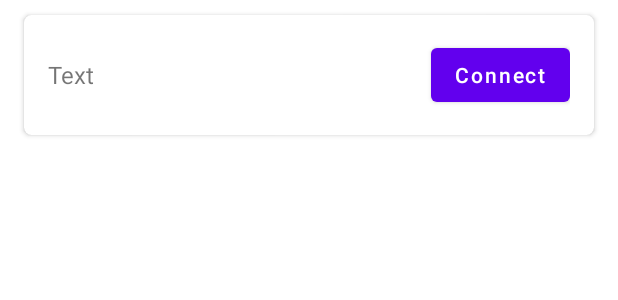
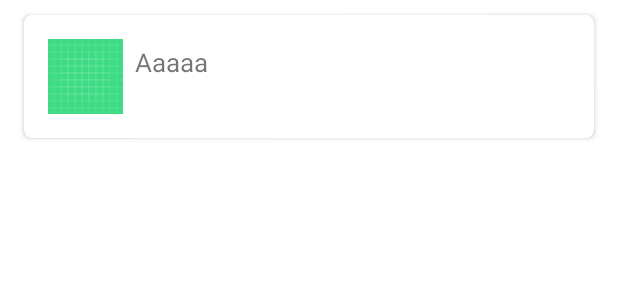
Before and after one commit to Std1o/OAuthSample, an Android app: the layout item_friend.xml on its own in the app's theme, with its tools: preview values and no code run, on a phone screen of 412 x 824 dp. Shown: the top 300 px of the screen. Run offline under Robolectric (Android 15) with nearby library versions, the phone set to English and light mode, and no system bars.

Commit message:
upd friend list

```diff
--- a/app/build.gradle
+++ b/app/build.gradle
@@ -58,4 +58,7 @@ dependencies {
     //Navigation
     implementation("androidx.navigation:navigation-fragment-ktx:2.5.3")
     implementation("androidx.navigation:navigation-ui-ktx:2.5.3")
+    //Glide
+    implementation 'com.github.bumptech.glide:glide:4.13.0'
+    annotationProcessor 'com.github.bumptech.glide:compiler:4.13.0'
 }
--- a/app/src/main/java/com/stdio/oauthsample/domain/models/Friend.kt
+++ b/app/src/main/java/com/stdio/oauthsample/domain/models/Friend.kt
@@ -6,4 +6,5 @@ data class Friend(
     val id: Int,
     @SerializedName("first_name") val firstName: String,
     @SerializedName("last_name") val lastName: String,
+    @SerializedName("photo_200_orig") val photo: String
 )
--- a/app/src/main/java/com/stdio/oauthsample/presentation/viewmodel/MainViewModel.kt
+++ b/app/src/main/java/com/stdio/oauthsample/presentation/viewmodel/MainViewModel.kt
@@ -19,9 +19,9 @@ class MainViewModel(private val repository: MainRepository) :
     private val _tokenState = MutableStateFlow<DataState<Token>>(DataState.Initial)
     val tokenState: StateFlow<DataState<Token>> = _tokenState.asStateFlow()
 
-    fun getFriends() {
+    private fun getFriends() {
         viewModelScope.launch {
-            launchRequest(repository.getFriends("nickname", 5.131))
+            launchRequest(repository.getFriends("photo_200_orig", 5.131))
         }
     }
 
--- a/app/src/main/res/layout/fragment_bank_list.xml
+++ b/app/src/main/res/layout/fragment_main.xml
@@ -4,7 +4,7 @@
     xmlns:tools="http://schemas.android.com/tools"
     android:layout_width="match_parent"
     android:layout_height="match_parent"
-    tools:context=".presentation.ui.fragments.BankListFragment">
+    tools:context=".presentation.ui.fragments.MainFragment">
 
     <androidx.recyclerview.widget.RecyclerView
         android:id="@+id/rv"
--- a/app/src/main/res/layout/item_bank.xml
+++ b/app/src/main/res/layout/item_friend.xml
@@ -1,5 +1,4 @@
-<androidx.cardview.widget.CardView
-    xmlns:android="http://schemas.android.com/apk/res/android"
+<androidx.cardview.widget.CardView xmlns:android="http://schemas.android.com/apk/res/android"
     xmlns:app="http://schemas.android.com/apk/res-auto"
     xmlns:tools="http://schemas.android.com/tools"
     android:layout_width="match_parent"
@@ -12,31 +11,28 @@
     app:cardCornerRadius="5dp"
     app:cardElevation="2dp">
 
-    <RelativeLayout
+    <LinearLayout
         android:layout_width="match_parent"
         android:layout_height="wrap_content"
         android:paddingVertical="16dp"
         android:paddingLeft="16dp"
         android:paddingRight="16dp"
-        android:background="?attr/selectableItemBackground"
-        android:orientation="vertical">
+        android:orientation="horizontal">
+
+        <ImageView
+            android:id="@+id/avatar"
+            android:layout_width="50dp"
+            android:layout_height="50dp"
+            android:src="@drawable/ic_launcher_background" />
 
         <TextView
             android:id="@+id/tvName"
             android:layout_width="wrap_content"
             android:layout_height="wrap_content"
-            android:maxLines="2"
-            android:textSize="16sp"
-            android:layout_centerVertical="true"
-            tools:text="Text"/>
+            android:textSize="17sp"
+            android:layout_marginTop="3dp"
+            android:layout_marginStart="8dp"
+            android:text="Ааааа" />
+    </LinearLayout>
 
-        <Button
-            android:id="@+id/btnConnect"
-            android:layout_width="wrap_content"
-            android:layout_height="wrap_content"
-            android:layout_alignParentEnd="true"
-            android:textAllCaps="false"
-            android:text="Connect" />
-
-    </RelativeLayout>
 </androidx.cardview.widget.CardView>
--- a/app/src/main/res/navigation/main_navigation.xml
+++ b/app/src/main/res/navigation/main_navigation.xml
@@ -7,7 +7,7 @@
 
     <fragment
         android:id="@+id/bankListFragment"
-        android:name="com.stdio.oauthsample.presentation.ui.fragments.BankListFragment"
+        android:name="com.stdio.oauthsample.presentation.ui.fragments.MainFragment"
         android:label="fragment_bank_list"
-        tools:layout="@layout/fragment_bank_list" />
+        tools:layout="@layout/fragment_main" />
 </navigation>
--- a/app/src/main/res/values/strings.xml
+++ b/app/src/main/res/values/strings.xml
@@ -1,3 +1,5 @@
 <resources>
     <string name="app_name">OAuthSample</string>
+
+    <string name="full_name">%s %s</string>
 </resources>
```
Also changed, not shown: app/src/main/java/com/stdio/oauthsample/presentation/ui/adapter/FriendsAdapter.kt (renamed from app/src/main/java/com/stdio/oauthsample/presentation/ui/adapter/BanksAdapter.kt, +17 -9 lines), app/src/main/java/com/stdio/oauthsample/presentation/ui/fragments/MainFragment.kt (renamed from app/src/main/java/com/stdio/oauthsample/presentation/ui/fragments/BankListFragment.kt, +7 -9 lines).
